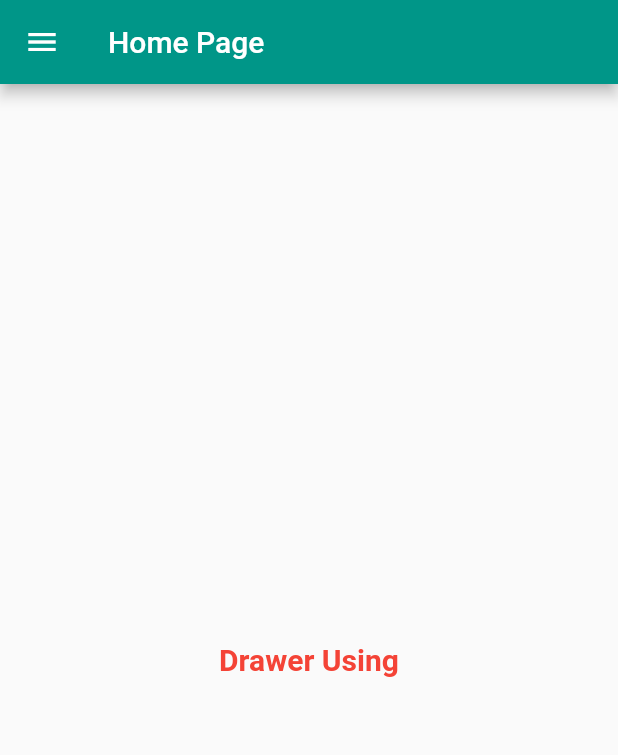
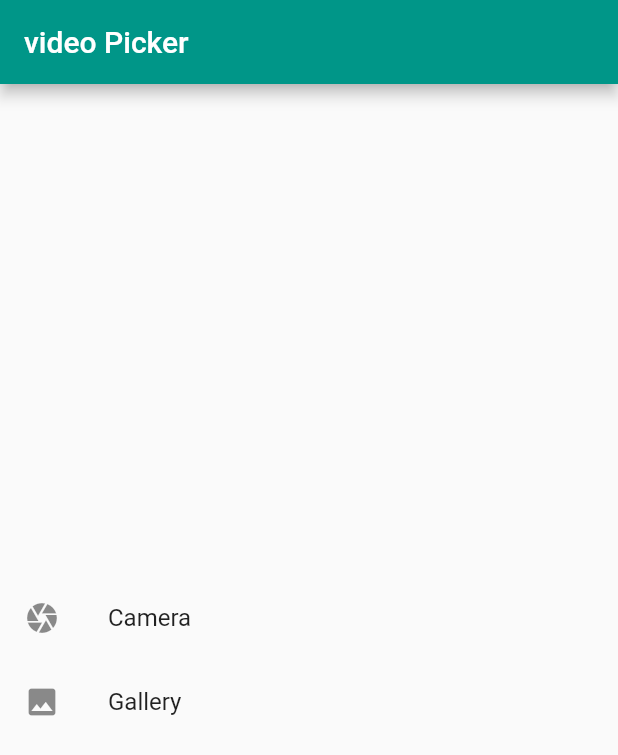
Before and after one commit to mdsomad/flutter_widgets, a Flutter app: the screen it shows after launch, on a phone screen of 412 x 824 dp. Shown: the top 755 px of the screen. Run offline on Flutter 3.47's test engine with Material 2 defaults, Android fonts, the phone set to English and light mode, and no system bars; our stand-ins replace get, image_picker.

Commit message:
videoPicker completed

```diff
--- a/lib/HomePage.dart
+++ /dev/null
@@ -1,24 +0,0 @@
-import 'package:flutter/material.dart';
-import 'package:flutter_widgets/sidebar_drawer.dart';
-
-
-
-class MyHomePage extends StatelessWidget {
-  const MyHomePage({ Key? key }) : super(key: key);
-
-  @override
-  Widget build(BuildContext context) {
-    return Scaffold(
-      appBar: AppBar(
-        title: Text("Home Page"),
-      ),
-      drawer: Sidebar_Drawer(),
-
-      body: Container(
-        child: Center(
-          child: Text("Drawer Using",style: TextStyle(fontSize: 20,fontWeight: FontWeight.bold,color: Colors.red),),
-        ),
-      ),
-    );
-  }
-}
--- a/lib/main.dart
+++ b/lib/main.dart
@@ -1,11 +1,12 @@
 // ignore_for_file: prefer_const_constructors
+import 'package:get/get.dart';
 import 'package:flutter/material.dart';
-import 'package:flutter_widgets/HomePage.dart';
+import 'package:flutter_widgets/video_picker.dart';
 
 
 
 
-void main() {
+void main() async {
   runApp(const MyApp());
 }
 
@@ -14,10 +15,10 @@ class MyApp extends StatelessWidget {
 
   @override
   Widget build(BuildContext context) {
-    return MaterialApp(
+    return GetMaterialApp(
       debugShowCheckedModeBanner: false,
       title: "Flutter Widgets",
-      home:MyHomePage(),
+      home:vodeopicker(),
       themeMode: ThemeMode.light,
       theme: ThemeData(
         primarySwatch: Colors.teal
--- /dev/null
+++ b/lib/video_picker.dart
@@ -0,0 +1,62 @@
+// ignore_for_file: prefer_const_constructors
+import 'package:get/get.dart';
+import 'package:flutter/material.dart';
+import 'package:image_picker/image_picker.dart';
+
+
+class vodeopicker extends StatefulWidget {
+  const vodeopicker({ Key? key }) : super(key: key);
+
+  @override
+  State<vodeopicker> createState() => _vodeopickerState();
+}
+
+class _vodeopickerState extends State<vodeopicker> {
+
+  Future videoPicker(ImageSource src)async{
+    final video = await ImagePicker().pickVideo(source: src);
+    if(video != null){
+        Get.snackbar("video selected",video.path);
+    }
+    else(){
+         Get.snackbar("Error in selected video", "please choose a Different video file");
+
+         // Get.defaultDialog(title: "Error" ,middleText: "hello");
+     };
+  }
+
+
+
+  @override
+  Widget build(BuildContext context) {
+    return Scaffold(
+      appBar: AppBar(
+        title: Text("video Picker"),
+      ),
+      body: Container(
+      child: Column(
+        mainAxisAlignment: MainAxisAlignment.center,
+        children: [
+        InkWell(
+          onTap: (() {
+           videoPicker(ImageSource.camera);
+          }),
+          child: ListTile(
+            leading: Icon(Icons.camera),
+            title: Text("Camera"),
+          ),
+        ),
+        InkWell(
+          onTap: (() {
+          videoPicker(ImageSource.gallery);
+          }),
+          child: ListTile(
+            leading: Icon(Icons.photo),
+            title: Text("Gallery"),
+          ),
+        )
+      ]),
+    ),
+    );
+  }
+}
--- a/pubspec.yaml
+++ b/pubspec.yaml
@@ -38,6 +38,7 @@ dependencies:
 dev_dependencies:
   flutter_test:
     sdk: flutter
+  image_picker: ^0.8.5+3
   get: ^4.6.5
 
 
```
Also changed, not shown: lib/profile_screen.dart (deleted, +0 -16 lines), lib/setting_screen.dart (deleted, +0 -16 lines), lib/sidebar_drawer.dart (deleted, +0 -148 lines), pubspec.lock.
